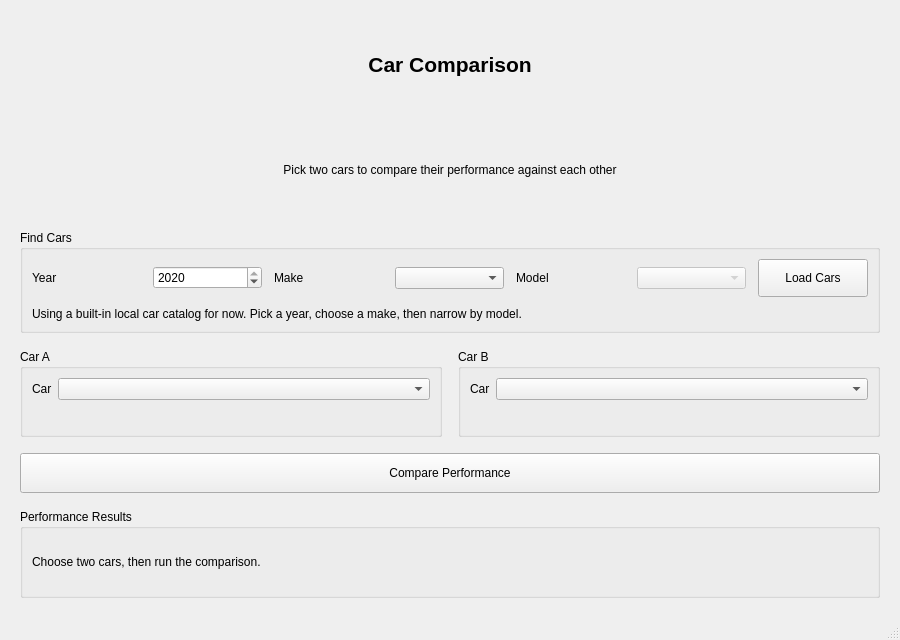
The window that mainwindow.ui (atifmn/car-comparison) describes before a commit, drawn with Qt 5.
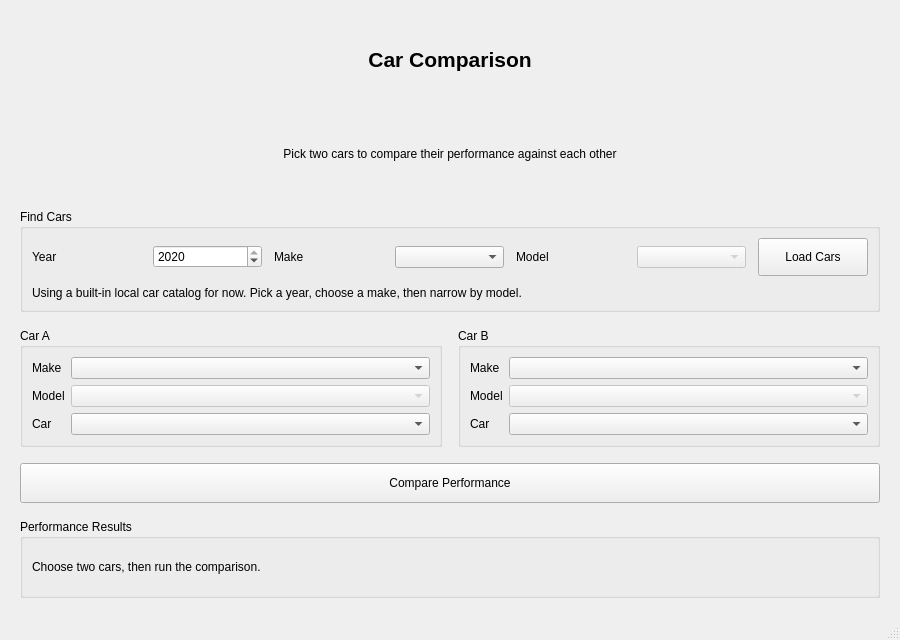
The same window after the commit.

Patch:
```diff
--- a/mainwindow.ui
+++ b/mainwindow.ui
@@ -150,13 +150,37 @@
         </property>
         <layout class="QFormLayout" name="leftFormLayout">
          <item row="0" column="0">
+          <widget class="QLabel" name="leftMakeFilterLabel">
+           <property name="text">
+            <string>Make</string>
+           </property>
+          </widget>
+         </item>
+         <item row="0" column="1">
+          <widget class="QComboBox" name="leftMakeComboBox"/>
+         </item>
+         <item row="1" column="0">
+          <widget class="QLabel" name="leftModelFilterLabel">
+           <property name="text">
+            <string>Model</string>
+           </property>
+          </widget>
+         </item>
+         <item row="1" column="1">
+          <widget class="QComboBox" name="leftModelComboBox">
+           <property name="enabled">
+            <bool>false</bool>
+           </property>
+          </widget>
+         </item>
+         <item row="2" column="0">
           <widget class="QLabel" name="leftCarLabel">
            <property name="text">
             <string>Car</string>
            </property>
           </widget>
          </item>
-         <item row="0" column="1">
+         <item row="2" column="1">
           <widget class="QComboBox" name="leftCarComboBox">
            <property name="placeholderText">
             <string>Select Car</string>
@@ -173,13 +197,37 @@
         </property>
         <layout class="QFormLayout" name="rightFormLayout">
          <item row="0" column="0">
+          <widget class="QLabel" name="rightMakeFilterLabel">
+           <property name="text">
+            <string>Make</string>
+           </property>
+          </widget>
+         </item>
+         <item row="0" column="1">
+          <widget class="QComboBox" name="rightMakeComboBox"/>
+         </item>
+         <item row="1" column="0">
+          <widget class="QLabel" name="rightModelFilterLabel">
+           <property name="text">
+            <string>Model</string>
+           </property>
+          </widget>
+         </item>
+         <item row="1" column="1">
+          <widget class="QComboBox" name="rightModelComboBox">
+           <property name="enabled">
+            <bool>false</bool>
+           </property>
+          </widget>
+         </item>
+         <item row="2" column="0">
           <widget class="QLabel" name="rightCarLabel">
            <property name="text">
             <string>Car</string>
            </property>
           </widget>
          </item>
-         <item row="0" column="1">
+         <item row="2" column="1">
           <widget class="QComboBox" name="rightCarComboBox">
            <property name="placeholderText">
             <string>Select Car</string>
```
